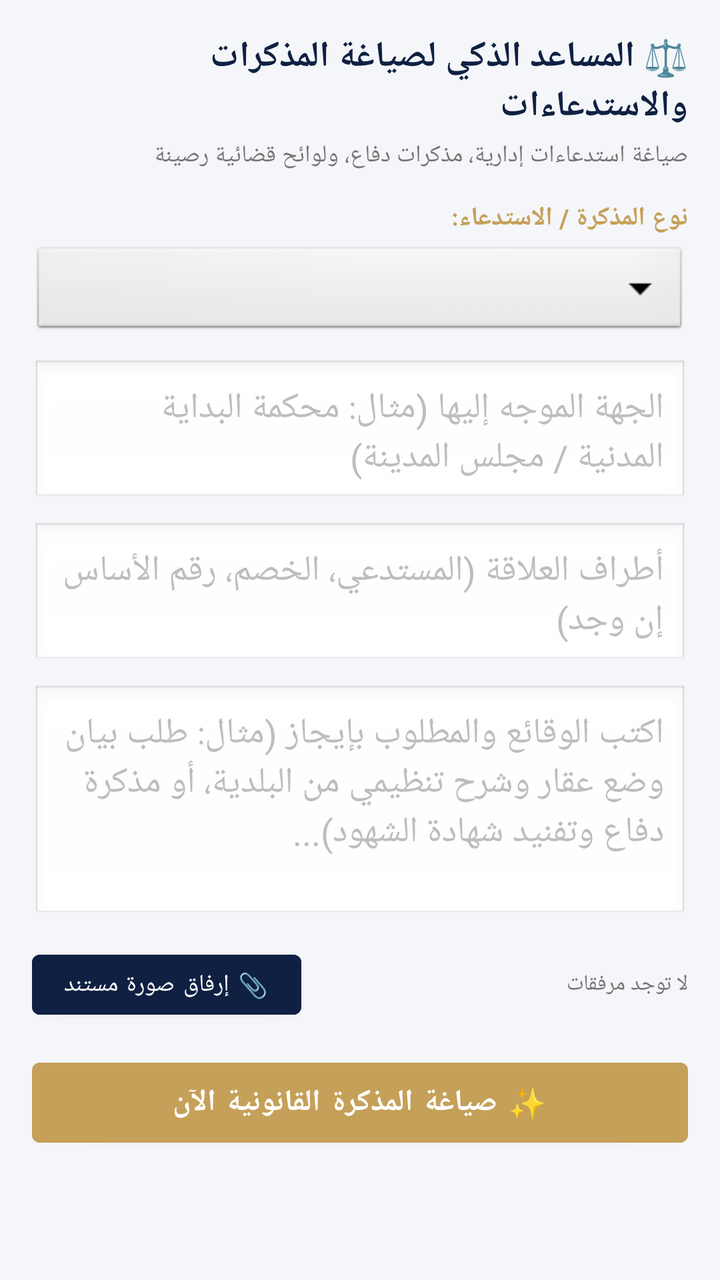
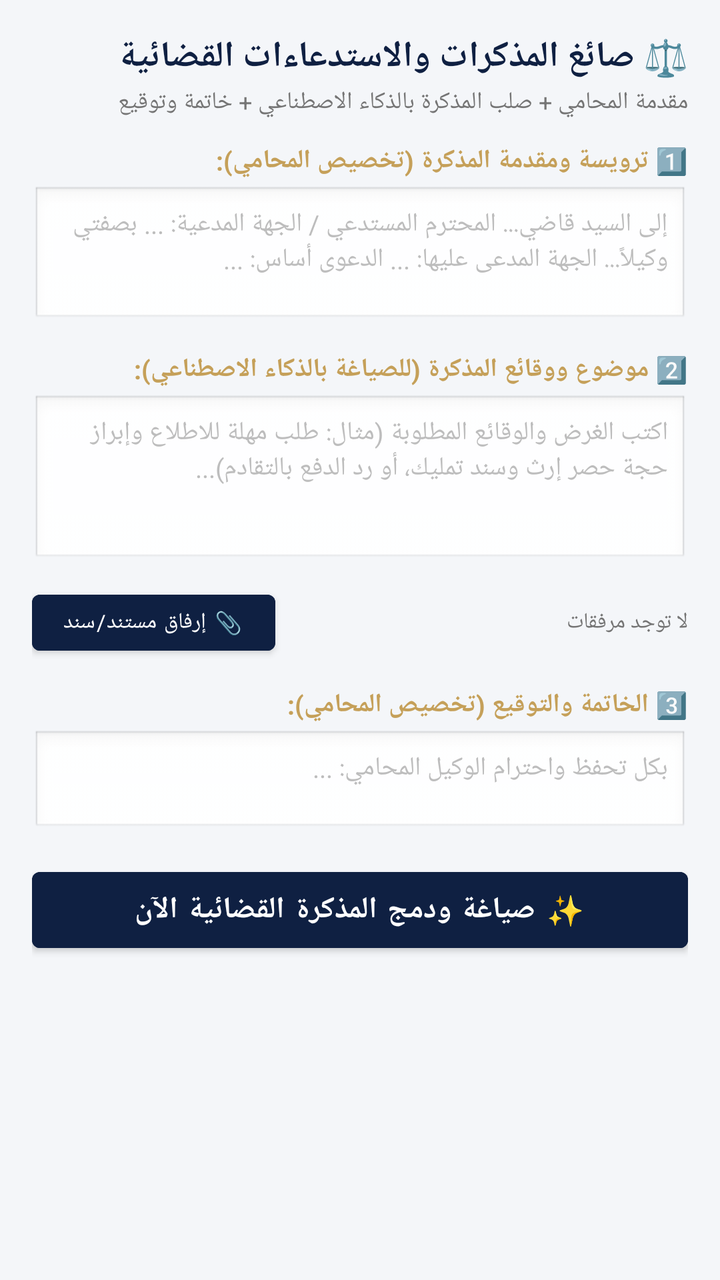

Screens rendered from an Android XML layout before and after an edit, with the pre-edit source and the edit as a unified diff.
<!-- AndroidManifest.xml: application theme Theme.AlMustashar -->
<!-- res/layout/activity_legal_drafting.xml -->
<?xml version="1.0" encoding="utf-8"?>
<ScrollView xmlns:android="http://schemas.android.com/apk/res/android"
    android:layout_width="match_parent"
    android:layout_height="match_parent"
    android:background="#F4F6F9"
    android:fillViewport="true">

    <LinearLayout
        android:layout_width="match_parent"
        android:layout_height="wrap_content"
        android:orientation="vertical"
        android:padding="16dp">

        
        <TextView
            android:layout_width="match_parent"
            android:layout_height="wrap_content"
            android:text="⚖️ المساعد الذكي لصياغة المذكرات والاستدعاءات"
            android:textColor="#0F2042"
            android:textSize="18sp"
            android:textStyle="bold"
            android:gravity="right" />

        <TextView
            android:layout_width="match_parent"
            android:layout_height="wrap_content"
            android:layout_marginTop="4dp"
            android:text="صياغة استدعاءات إدارية، مذكرات دفاع، ولوائح قضائية رصينة"
            android:textColor="#757575"
            android:textSize="12sp"
            android:gravity="right" />

        
        <TextView
            android:layout_width="match_parent"
            android:layout_height="wrap_content"
            android:layout_marginTop="14dp"
            android:text="نوع المذكرة / الاستدعاء:"
            android:textColor="#C5A059"
            android:textStyle="bold"
            android:textSize="13sp"
            android:gravity="right" />

        <Spinner
            android:id="@+id/spDraftType"
            android:layout_width="match_parent"
            android:layout_height="48dp"
            android:layout_marginTop="4dp"
            android:background="@android:drawable/btn_dropdown" />

        
        <EditText
            android:id="@+id/etTargetEntity"
            android:layout_width="match_parent"
            android:layout_height="wrap_content"
            android:layout_marginTop="10dp"
            android:hint="الجهة الموجه إليها (مثال: محكمة البداية المدنية / مجلس المدينة)"
            android:padding="12dp"
            android:background="@android:drawable/edit_text"
            android:textColor="#0F2042"
            android:gravity="right" />

        
        <EditText
            android:id="@+id/etParties"
            android:layout_width="match_parent"
            android:layout_height="wrap_content"
            android:layout_marginTop="8dp"
            android:hint="أطراف العلاقة (المستدعي، الخصم، رقم الأساس إن وجد)"
            android:padding="12dp"
            android:background="@android:drawable/edit_text"
            android:textColor="#0F2042"
            android:gravity="right" />

        
        <EditText
            android:id="@+id/etFactsAndDemands"
            android:layout_width="match_parent"
            android:layout_height="wrap_content"
            android:layout_marginTop="8dp"
            android:minLines="4"
            android:gravity="top|right"
            android:hint="اكتب الوقائع والمطلوب بإيجاز (مثال: طلب بيان وضع عقار وشرح تنظيمي من البلدية، أو مذكرة دفاع وتفنيد شهادة الشهود)..."
            android:padding="12dp"
            android:background="@android:drawable/edit_text"
            android:textColor="#0F2042" />

        
        <LinearLayout
            android:layout_width="match_parent"
            android:layout_height="wrap_content"
            android:orientation="horizontal"
            android:layout_marginTop="10dp"
            android:gravity="center_vertical">

            <Button
                android:id="@+id/btnAttachImage"
                android:layout_width="wrap_content"
                android:layout_height="42dp"
                android:text="📎 إرفاق صورة مستند"
                android:textColor="#FFFFFF"
                android:textSize="12sp"
                android:backgroundTint="#0F2042" />

            <TextView
                android:id="@+id/tvAttachmentStatus"
                android:layout_width="0dp"
                android:layout_height="wrap_content"
                android:layout_weight="1"
                android:layout_marginStart="8dp"
                android:text="لا توجد مرفقات"
                android:textColor="#757575"
                android:textSize="11sp"
                android:gravity="right" />
        </LinearLayout>

        
        <ProgressBar
            android:id="@+id/progressDraft"
            android:layout_width="wrap_content"
            android:layout_height="wrap_content"
            android:layout_gravity="center"
            android:layout_marginTop="12dp"
            android:visibility="gone" />

        
        <Button
            android:id="@+id/btnGenerateDraft"
            android:layout_width="match_parent"
            android:layout_height="52dp"
            android:layout_marginTop="12dp"
            android:text="✨ صياغة المذكرة القانونية الآن"
            android:textColor="#FFFFFF"
            android:textSize="15sp"
            android:textStyle="bold"
            android:backgroundTint="#C5A059" />

        
        <LinearLayout
            android:id="@+id/layoutResult"
            android:layout_width="match_parent"
            android:layout_height="wrap_content"
            android:orientation="vertical"
            android:layout_marginTop="16dp"
            android:visibility="gone">

            <LinearLayout
                android:layout_width="match_parent"
                android:layout_height="wrap_content"
                android:orientation="horizontal"
                android:gravity="center_vertical">

                <Button
                    android:id="@+id/btnCopyDraft"
                    android:layout_width="wrap_content"
                    android:layout_height="40dp"
                    android:text="📋 نسخ النص"
                    android:textColor="#FFFFFF"
                    android:textSize="12sp"
                    android:backgroundTint="#2E7D32" />

                <Button
                    android:id="@+id/btnShareDraft"
                    android:layout_width="wrap_content"
                    android:layout_height="40dp"
                    android:layout_marginStart="8dp"
                    android:text="📤 مشاركة"
                    android:textColor="#FFFFFF"
                    android:textSize="12sp"
                    android:backgroundTint="#1976D2" />

                <View
                    android:layout_width="0dp"
                    android:layout_height="0dp"
                    android:layout_weight="1" />

                <TextView
                    android:layout_width="wrap_content"
                    android:layout_height="wrap_content"
                    android:text="المسودة الجاهزة:"
                    android:textColor="#0F2042"
                    android:textStyle="bold"
                    android:textSize="13sp" />
            </LinearLayout>

            <EditText
                android:id="@+id/etDraftResult"
                android:layout_width="match_parent"
                android:layout_height="wrap_content"
                android:layout_marginTop="8dp"
                android:minLines="10"
                android:gravity="top|right"
                android:background="@android:drawable/edit_text"
                android:textColor="#0F2042"
                android:padding="12dp"
                android:lineSpacingExtra="4dp"
                android:textSize="14sp" />
        </LinearLayout>

    </LinearLayout>
</ScrollView>
<!-- resources referenced by this layout -->
<resources>
  <style name="Theme.AlMustashar" parent="Theme.MaterialComponents.DayNight.NoActionBar">
          
          <item name="colorPrimary">@color/primary</item>
          <item name="colorPrimaryVariant">@color/primary_dark</item>
          <item name="colorOnPrimary">@color/text_on_primary</item>
  
          
          <item name="colorSecondary">@color/accent</item>
          <item name="colorSecondaryVariant">@color/accent_dark</item>
          <item name="colorOnSecondary">@color/text_primary</item>
  
          
          <item name="android:colorBackground">@color/background</item>
          <item name="colorSurface">@color/surface</item>
          <item name="colorOnSurface">@color/text_primary</item>
  
          
          <item name="colorError">@color/error</item>
          <item name="colorOnError">@color/text_on_primary</item>
  
          
          <item name="android:statusBarColor">@color/primary_dark</item>
          <item name="android:windowLightStatusBar">false</item>
  
          
          <item name="android:navigationBarColor">@color/primary_dark</item>
  
          
          <item name="android:textColorPrimary">@color/text_primary</item>
          <item name="android:textColorSecondary">@color/text_secondary</item>
          <item name="android:textColorHint">@color/text_hint</item>
  
          
          <item name="android:fontFamily">sans-serif</item>
          <item name="fontFamily">sans-serif</item>
      </style>
  <color name="primary">#1A237E</color>
  <color name="primary_dark">#0D1442</color>
  <color name="text_on_primary">#FFFFFF</color>
  <color name="accent">#FFB800</color>
  <color name="accent_dark">#C68A00</color>
  <color name="text_primary">#212121</color>
  <color name="background">#F5F5F5</color>
  <color name="surface">#FFFFFF</color>
  <color name="error">#F44336</color>
  <color name="text_secondary">#757575</color>
  <color name="text_hint">#BDBDBD</color>
</resources>

<!-- the commit's change to res/layout/activity_legal_drafting.xml (unified diff, before → after) -->
@@ -11,11 +11,10 @@
         android:orientation="vertical"
         android:padding="16dp">
 
-        
-        <TextView
-            android:layout_width="match_parent"
-            android:layout_height="wrap_content"
-            android:text="⚖️ المساعد الذكي لصياغة المذكرات والاستدعاءات"
+        <TextView
+            android:layout_width="match_parent"
+            android:layout_height="wrap_content"
+            android:text="⚖️ صائغ المذكرات والاستدعاءات القضائية"
             android:textColor="#0F2042"
             android:textSize="18sp"
             android:textStyle="bold"
@@ -24,8 +23,8 @@
         <TextView
             android:layout_width="match_parent"
             android:layout_height="wrap_content"
-            android:layout_marginTop="4dp"
-            android:text="صياغة استدعاءات إدارية، مذكرات دفاع، ولوائح قضائية رصينة"
+            android:layout_marginTop="2dp"
+            android:text="مقدمة المحامي + صلب المذكرة بالذكاء الاصطناعي + خاتمة وتوقيع"
             android:textColor="#757575"
             android:textSize="12sp"
             android:gravity="right" />
@@ -34,72 +33,68 @@
         <TextView
             android:layout_width="match_parent"
             android:layout_height="wrap_content"
-            android:layout_marginTop="14dp"
-            android:text="نوع المذكرة / الاستدعاء:"
+            android:layout_marginTop="12dp"
+            android:text="1️⃣ ترويسة ومقدمة المذكرة (تخصيص المحامي):"
             android:textColor="#C5A059"
             android:textStyle="bold"
             android:textSize="13sp"
             android:gravity="right" />
 
-        <Spinner
-            android:id="@+id/spDraftType"
-            android:layout_width="match_parent"
-            android:layout_height="48dp"
+        <EditText
+            android:id="@+id/etCustomHeader"
+            android:layout_width="match_parent"
+            android:layout_height="wrap_content"
             android:layout_marginTop="4dp"
-            android:background="@android:drawable/btn_dropdown" />
-
-        
-        <EditText
-            android:id="@+id/etTargetEntity"
-            android:layout_width="match_parent"
-            android:layout_height="wrap_content"
-            android:layout_marginTop="10dp"
-            android:hint="الجهة الموجه إليها (مثال: محكمة البداية المدنية / مجلس المدينة)"
-            android:padding="12dp"
+            android:minLines="3"
+            android:gravity="top|right"
+            android:hint="إلى السيد قاضي... المحترم
+المستدعي / الجهة المدعية: ... بصفتي وكيلاً...
+الجهة المدعى عليها: ...
+الدعوى أساس: ..."
+            android:padding="10dp"
             android:background="@android:drawable/edit_text"
             android:textColor="#0F2042"
-            android:gravity="right" />
-
-        
-        <EditText
-            android:id="@+id/etParties"
-            android:layout_width="match_parent"
-            android:layout_height="wrap_content"
-            android:layout_marginTop="8dp"
-            android:hint="أطراف العلاقة (المستدعي، الخصم، رقم الأساس إن وجد)"
-            android:padding="12dp"
-            android:background="@android:drawable/edit_text"
-            android:textColor="#0F2042"
-            android:gravity="right" />
-
-        
+            android:textSize="13sp" />
+
+        
+        <TextView
+            android:layout_width="match_parent"
+            android:layout_height="wrap_content"
+            android:layout_marginTop="12dp"
+            android:text="2️⃣ موضوع ووقائع المذكرة (للصياغة بالذكاء الاصطناعي):"
+            android:textColor="#C5A059"
+            android:textStyle="bold"
+            android:textSize="13sp"
+            android:gravity="right" />
+
         <EditText
             android:id="@+id/etFactsAndDemands"
             android:layout_width="match_parent"
             android:layout_height="wrap_content"
-            android:layout_marginTop="8dp"
+            android:layout_marginTop="4dp"
             android:minLines="4"
             android:gravity="top|right"
-            android:hint="اكتب الوقائع والمطلوب بإيجاز (مثال: طلب بيان وضع عقار وشرح تنظيمي من البلدية، أو مذكرة دفاع وتفنيد شهادة الشهود)..."
-            android:padding="12dp"
+            android:hint="اكتب الغرض والوقائع المطلوبة (مثال: طلب مهلة للاطلاع وإبراز حجة حصر إرث وسند تمليك، أو رد الدفع بالتقادم)..."
+            android:padding="10dp"
             android:background="@android:drawable/edit_text"
-            android:textColor="#0F2042" />
+            android:textColor="#0F2042"
+            android:textSize="13sp" />
 
         
         <LinearLayout
             android:layout_width="match_parent"
             android:layout_height="wrap_content"
             android:orientation="horizontal"
-            android:layout_marginTop="10dp"
+            android:layout_marginTop="8dp"
             android:gravity="center_vertical">
 
             <Button
                 android:id="@+id/btnAttachImage"
                 android:layout_width="wrap_content"
-                android:layout_height="42dp"
-                android:text="📎 إرفاق صورة مستند"
+                android:layout_height="40dp"
+                android:text="📎 إرفاق مستند/سند"
                 android:textColor="#FFFFFF"
-                android:textSize="12sp"
+                android:textSize="11sp"
                 android:backgroundTint="#0F2042" />
 
             <TextView
@@ -115,25 +110,49 @@
         </LinearLayout>
 
         
+        <TextView
+            android:layout_width="match_parent"
+            android:layout_height="wrap_content"
+            android:layout_marginTop="12dp"
+            android:text="3️⃣ الخاتمة والتوقيع (تخصيص المحامي):"
+            android:textColor="#C5A059"
+            android:textStyle="bold"
+            android:textSize="13sp"
+            android:gravity="right" />
+
+        <EditText
+            android:id="@+id/etCustomFooter"
+            android:layout_width="match_parent"
+            android:layout_height="wrap_content"
+            android:layout_marginTop="4dp"
+            android:minLines="2"
+            android:gravity="top|right"
+            android:hint="بكل تحفظ واحترام
+الوكيل المحامي: ..."
+            android:padding="10dp"
+            android:background="@android:drawable/edit_text"
+            android:textColor="#0F2042"
+            android:textSize="13sp" />
+
+        
         <ProgressBar
             android:id="@+id/progressDraft"
             android:layout_width="wrap_content"
             android:layout_height="wrap_content"
             android:layout_gravity="center"
-            android:layout_marginTop="12dp"
+            android:layout_marginTop="10dp"
             android:visibility="gone" />
 
-        
         <Button
             android:id="@+id/btnGenerateDraft"
             android:layout_width="match_parent"
-            android:layout_height="52dp"
-            android:layout_marginTop="12dp"
-            android:text="✨ صياغة المذكرة القانونية الآن"
+            android:layout_height="50dp"
+            android:layout_marginTop="12dp"
+            android:text="✨ صياغة ودمج المذكرة القضائية الآن"
             android:textColor="#FFFFFF"
             android:textSize="15sp"
             android:textStyle="bold"
-            android:backgroundTint="#C5A059" />
+            android:backgroundTint="#0F2042" />
 
         
         <LinearLayout
@@ -154,7 +173,7 @@
                     android:id="@+id/btnCopyDraft"
                     android:layout_width="wrap_content"
                     android:layout_height="40dp"
-                    android:text="📋 نسخ النص"
+                    android:text="📋 نسخ النص الكامل"
                     android:textColor="#FFFFFF"
                     android:textSize="12sp"
                     android:backgroundTint="#2E7D32" />
@@ -177,8 +196,8 @@
                 <TextView
                     android:layout_width="wrap_content"
                     android:layout_height="wrap_content"
-                    android:text="المسودة الجاهزة:"
-                    android:textColor="#0F2042"
+                    android:text="المذكرة النهائية الجاهزة:"
+                    android:textColor="#C5A059"
                     android:textStyle="bold"
                     android:textSize="13sp" />
             </LinearLayout>
@@ -188,7 +207,7 @@
                 android:layout_width="match_parent"
                 android:layout_height="wrap_content"
                 android:layout_marginTop="8dp"
-                android:minLines="10"
+                android:minLines="12"
                 android:gravity="top|right"
                 android:background="@android:drawable/edit_text"
                 android:textColor="#0F2042"
